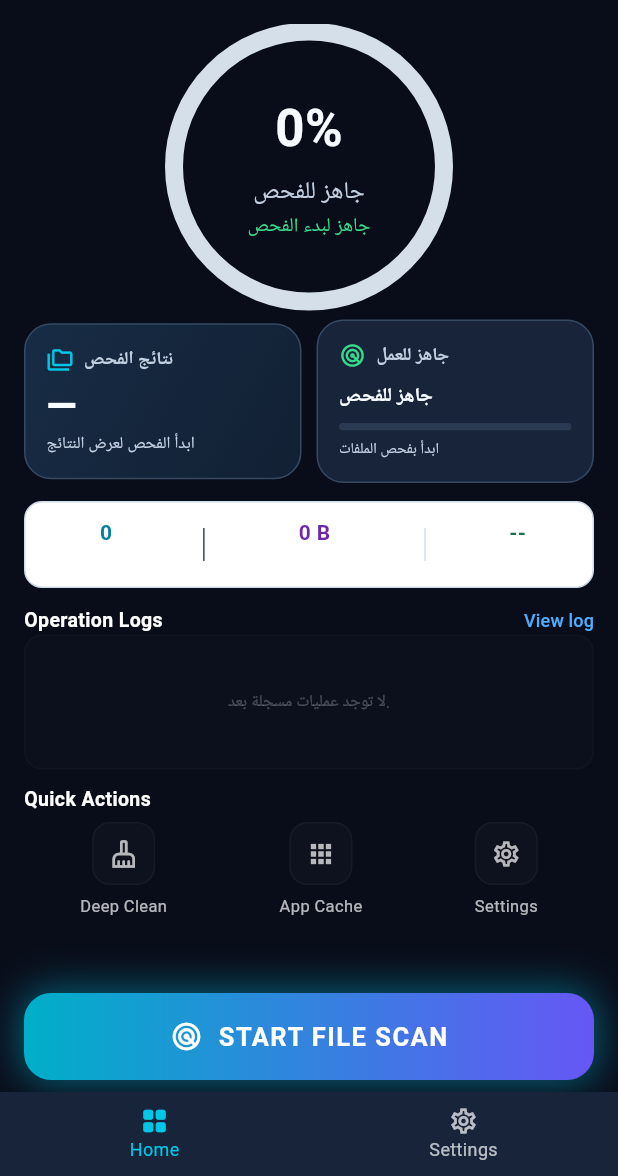
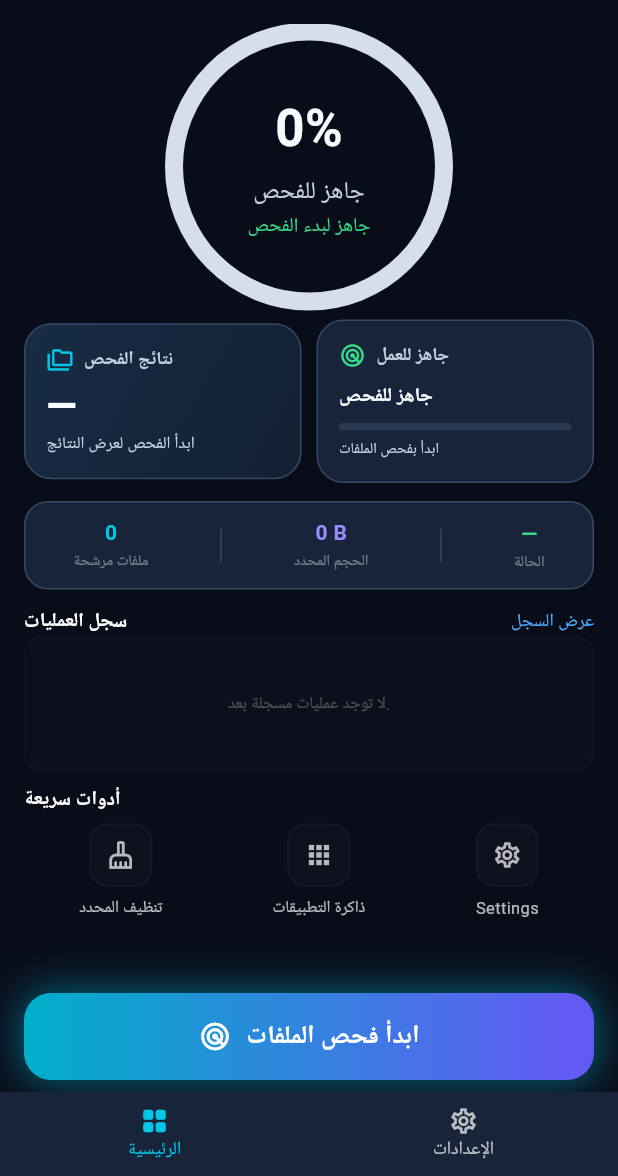
Before and after one commit to maloohm-collab/flutter_cleaner_app, a Flutter app: the HomeScreen screen opened directly, on a phone screen of 412 x 824 dp, the part 60-1236 px from its top. Run offline on Flutter 3.47's test engine with Material 3 defaults, Android fonts, the phone set to English and light mode, and no system bars; our stand-ins replace flutter_animate, permission_handler, shared_preferences; accounts and stored records are empty.

Commit message:
Polish dashboard cards and Arabic labels

```diff
--- a/lib/screens/home_screen.dart
+++ b/lib/screens/home_screen.dart
@@ -670,16 +670,16 @@ class _HomeScreenState extends State<HomeScreen> {
             : 0;
 
     final String filesLabel = _hasScanned
-        ? 'Candidates'
+        ? 'ملفات مرشحة'
         : showLastCleanup
-            ? 'Files Deleted'
-            : 'Candidates';
+            ? 'ملفات حُذفت'
+            : 'ملفات مرشحة';
 
     final String bytesLabel = _hasScanned
-        ? 'Candidate Size'
+        ? 'الحجم المرصود'
         : showLastCleanup
-            ? 'Selected Size'
-            : 'Candidate Size';
+            ? 'الحجم المحدد'
+            : 'الحجم المحدد';
 
     return Scaffold(
       key: _scaffoldKey,
@@ -719,7 +719,7 @@ class _HomeScreenState extends State<HomeScreen> {
             ),
             ListTile(
               leading: const Icon(Icons.settings_outlined, color: Colors.white70),
-              title: const Text('Settings', style: TextStyle(color: Colors.white)),
+              title: const Text('الإعدادات', style: TextStyle(color: Colors.white)),
               onTap: () {
                 Navigator.pop(context);
                 Navigator.push(
@@ -811,11 +811,9 @@ class _HomeScreenState extends State<HomeScreen> {
                   horizontal: 8,
                 ),
                 decoration: BoxDecoration(
-                  color: Colors.white,
-                  borderRadius: BorderRadius.circular(12),
-                  border: Border.all(
-                    color: const Color(0xFFCFDCE9),
-                  ),
+                  color: AppColors.card,
+                  borderRadius: BorderRadius.circular(16),
+                  border: Border.all(color: AppColors.border),
                 ),
                 child: Row(
                   mainAxisAlignment: MainAxisAlignment.spaceAround,
@@ -823,7 +821,7 @@ class _HomeScreenState extends State<HomeScreen> {
                     _buildStatColumn(
                       '$displayedFiles',
                       filesLabel,
-                      const Color(0xFF087F9B),
+                      AppColors.primary,
                     ),
                     Container(
                       width: 1,
@@ -833,12 +831,12 @@ class _HomeScreenState extends State<HomeScreen> {
                     _buildStatColumn(
                       formatBytes(displayedBytes),
                       bytesLabel,
-                      const Color(0xFF6D28A8),
+                      const Color(0xFF9A8CFF),
                     ),
                     Container(
                       width: 1,
                       height: 22,
-                      color: const Color(0xFFD5DFEA),
+                      color: AppColors.border,
                     ),
                     _buildStatColumn(
                       state.scanning
@@ -846,12 +844,12 @@ class _HomeScreenState extends State<HomeScreen> {
                           : _isCleaning
                               ? '...'
                               : _hasScanned
-                                  ? 'Ready'
+                                  ? 'جاهز'
                                   : showLastCleanup
-                                      ? 'Done'
-                                      : '--',
-                      'Operation',
-                      const Color(0xFF16734A),
+                                      ? 'تم'
+                                      : '—',
+                      'الحالة',
+                      AppColors.success,
                     ),
                   ],
                 ),
@@ -869,20 +867,20 @@ class _HomeScreenState extends State<HomeScreen> {
                     crossAxisAlignment: CrossAxisAlignment.start,
                     children: [
                       const Text(
-                        'STORAGE INVENTORY • ACCESSIBLE FILES',
+                        'جرد الملفات المتاحة',
                         style: TextStyle(color: AppColors.textPrimary, fontSize: 16, fontWeight: FontWeight.bold),
                       ),
                       const SizedBox(height: 8),
                       Row(
                         children: [
-                          Expanded(child: _buildStatColumn('${_engine.imageFiles}', 'Photos • ${formatBytes(_engine.imageBytes)}', const Color(0xFF64B5F6))),
-                          Expanded(child: _buildStatColumn('${_engine.videoFiles}', 'Videos • ${formatBytes(_engine.videoBytes)}', const Color(0xFFFFB74D))),
-                          Expanded(child: _buildStatColumn('${_engine.otherFiles}', 'Other files • ${formatBytes(_engine.otherBytes)}', const Color(0xFF34445B))),
+                          Expanded(child: _buildStatColumn('${_engine.imageFiles}', 'صور • ${formatBytes(_engine.imageBytes)}', const Color(0xFF64B5F6))),
+                          Expanded(child: _buildStatColumn('${_engine.videoFiles}', 'فيديو • ${formatBytes(_engine.videoBytes)}', const Color(0xFFFFB74D))),
+                          Expanded(child: _buildStatColumn('${_engine.otherFiles}', 'ملفات أخرى • ${formatBytes(_engine.otherBytes)}', AppColors.textSecondary)),
                         ],
                       ),
                       const SizedBox(height: 6),
                       const Text(
-                        'Inventory is limited to files Android allowed the app to read; it is not the phone’s complete storage meter.',
+                        'يعرض هذا الجرد الملفات التي سمح Android للتطبيق بقراءتها، ولا يمثل كامل مساحة الهاتف.',
                         style: TextStyle(color: AppColors.textSecondary, fontSize: 14, height: 1.4),
                       ),
                       Align(
@@ -890,7 +888,7 @@ class _HomeScreenState extends State<HomeScreen> {
                         child: TextButton.icon(
                           onPressed: _showLargestFiles,
                           icon: const Icon(Icons.storage_rounded, size: 16),
-                          label: const Text('View largest files'),
+                          label: const Text('عرض أكبر الملفات'),
                           style: TextButton.styleFrom(foregroundColor: AppColors.primary),
                         ),
                       ),
@@ -967,14 +965,14 @@ class _HomeScreenState extends State<HomeScreen> {
               const SizedBox(height: 12),
               AnimatedButton(
                 title: _isCleaning
-                    ? 'DELETING SELECTED FILES...'
+                    ? 'جارٍ تنظيف الملفات...'
                     : state.scanning || _isStartingScan
-                        ? 'SCANNING FILES...'
+                        ? 'جارٍ فحص الملفات...'
                         : state.analysisFinished
-                            ? 'CLEAN SELECTED FILES'
+                            ? 'تنظيف الملفات المحددة'
                             : _hasScanned
-                                ? 'SCAN COMPLETE'
-                                : 'START FILE SCAN',
+                                ? 'اكتمل الفحص'
+                                : 'ابدأ فحص الملفات',
                 icon: _isCleaning || state.scanning || _isStartingScan
                     ? Icons.hourglass_top_rounded
                     : state.analysisFinished
@@ -1019,11 +1017,11 @@ class _HomeScreenState extends State<HomeScreen> {
         items: const [
           BottomNavigationBarItem(
             icon: Icon(Icons.grid_view_rounded, size: 20),
-            label: 'Home',
+            label: 'الرئيسية',
           ),
           BottomNavigationBarItem(
             icon: Icon(Icons.settings_outlined, size: 20),
-            label: 'Settings',
+            label: 'الإعدادات',
           ),
         ],
       ),
@@ -1215,7 +1213,7 @@ class _HomeScreenState extends State<HomeScreen> {
           mainAxisAlignment: MainAxisAlignment.spaceBetween,
           children: [
             const Text(
-              'Operation Logs',
+              'سجل العمليات',
               style: TextStyle(
                 color: Colors.white,
                 fontSize: 13,
@@ -1232,7 +1230,7 @@ class _HomeScreenState extends State<HomeScreen> {
                 _showOperationLog();
               },
               child: const Text(
-                'View log',
+                'عرض السجل',
                 style: TextStyle(
                   color: Color(0xFF4FACFE),
                   fontSize: 12,
@@ -1303,7 +1301,7 @@ class _HomeScreenState extends State<HomeScreen> {
         ),
         const SizedBox(height: 10),
         const Text(
-          'Quick Actions',
+          'أدوات سريعة',
           style: TextStyle(
             color: Colors.white,
             fontSize: 13,
@@ -1316,10 +1314,10 @@ class _HomeScreenState extends State<HomeScreen> {
           children: [
             _buildInteractiveTool(
               Icons.cleaning_services_outlined,
-              'Deep Clean',
+              'تنظيف المحدد',
               performCleaning,
             ),
-            _buildInteractiveTool(Icons.apps_outlined, 'App Cache', _showAppCacheReview),
+            _buildInteractiveTool(Icons.apps_outlined, 'ذاكرة التطبيقات', _showAppCacheReview),
             _buildInteractiveTool(
               Icons.settings_outlined,
               'Settings',
```
